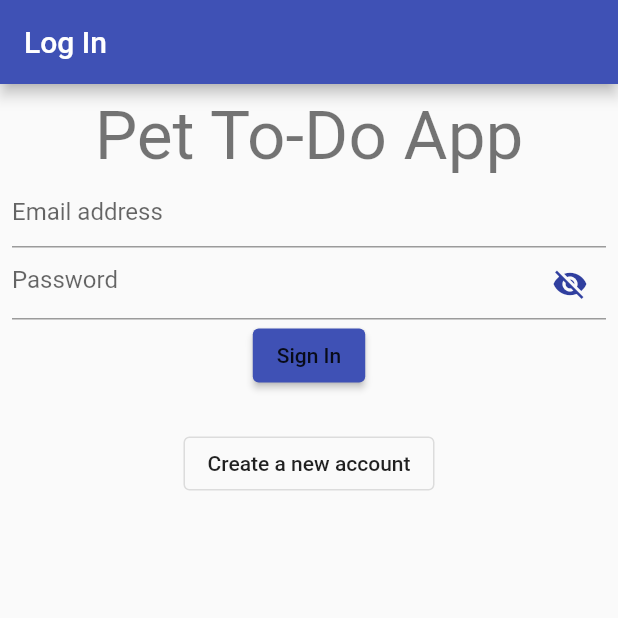
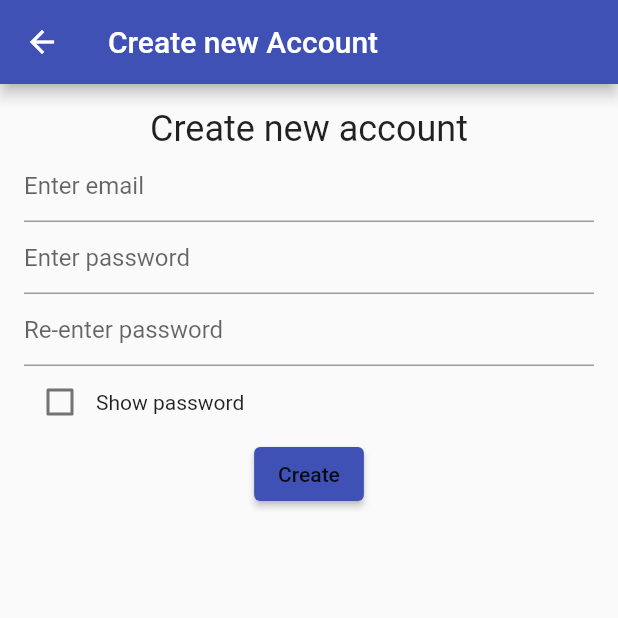
Before and after one commit to uco-capstone/capstone, a Flutter app: the screen it shows after launch, after a tap on "Create a new account", on a phone screen of 412 x 824 dp, the top half of it. Run offline on Flutter 3.47's test engine with Material 2 defaults, Android fonts, the phone set to English and light mode, and no system bars; our stand-ins replace firebase_auth, firebase_core; accounts and stored records are empty.

Commit message:
Created create_account_screen.dart and create_account_screen_model.dart.  Made changes to main.dart and login_screen.dart

```diff
--- a/lib/main.dart
+++ b/lib/main.dart
@@ -1,6 +1,7 @@
 import 'package:capstone/view/start_dispatcher.dart';
 import 'package:firebase_core/firebase_core.dart';
 import 'package:flutter/material.dart';
+import 'package:capstone/view/create_account_screen.dart';
 import 'firebase_options.dart';
 
 void main() async {
@@ -21,6 +22,7 @@ class CapstoneApp extends StatelessWidget {
       initialRoute: StartDispatcher.routeName,
       routes: {
         StartDispatcher.routeName: (context) => const StartDispatcher(),
+        CreateAccountScreen.routeName: (context) => const CreateAccountScreen(),
       },
       theme: ThemeData(
         primarySwatch: Colors.indigo,
--- /dev/null
+++ b/lib/model/create_account_screen_model.dart
@@ -0,0 +1,34 @@
+class CreateAccountScreenModel {
+  String? email;
+  String? password;
+  String? passwordConf;
+  bool showPasswords = false;
+
+  String? validateEmail(String? value) {
+    if (value == null || !(value.contains('@') && value.contains("."))) {
+      return "Invalid email";
+    } else {
+      return null;
+    }
+  }
+
+  String? validatePassword(String? value) {
+    if (value == null || value.length < 6) {
+      return "Password too short (min 6 chars)";
+    } else {
+      return null;
+    }
+  }
+
+  void saveEmail(String? value) {
+    email = value;
+  }
+
+  void savePassword(String? value) {
+    password = value;
+  }
+
+  void savePasswordConf(String? value) {
+    passwordConf = value;
+  }
+}
--- /dev/null
+++ b/lib/view/create_account_screen.dart
@@ -0,0 +1,155 @@
+import 'package:firebase_auth/firebase_auth.dart';
+import 'package:flutter/material.dart';
+import 'package:capstone/model/constants.dart';
+import 'package:capstone/model/create_account_screen_model.dart';
+import 'package:capstone/view/view_util.dart';
+
+import '../controller/auth_controller.dart';
+
+class CreateAccountScreen extends StatefulWidget {
+  static const routeName = "/createAccountScreen";
+
+  const CreateAccountScreen({Key? key}) : super(key: key);
+
+  @override
+  State<StatefulWidget> createState() {
+    return _CreateAccountState();
+  }
+}
+
+class _CreateAccountState extends State<CreateAccountScreen> {
+  late _Controller con;
+  late CreateAccountScreenModel screenModel;
+  final formKey = GlobalKey<FormState>();
+
+  void render(fn) => setState(fn);
+
+  @override
+  void initState() {
+    super.initState();
+    con = _Controller(this);
+    screenModel = CreateAccountScreenModel();
+  }
+
+  @override
+  Widget build(BuildContext context) {
+    return Scaffold(
+      appBar: AppBar(
+        title: const Text("Create new Account"),
+      ),
+      body: SingleChildScrollView(
+        child: Padding(
+          padding: const EdgeInsets.all(16.0),
+          child: Form(
+            key: formKey,
+            child: Column(
+              children: [
+                Text(
+                  "Create new account",
+                  style: Theme.of(context).textTheme.headline5,
+                ),
+                TextFormField(
+                  decoration: const InputDecoration(
+                    hintText: "Enter email",
+                  ),
+                  initialValue: screenModel.email,
+                  keyboardType: TextInputType.emailAddress,
+                  autocorrect: false,
+                  validator: screenModel.validateEmail,
+                  onSaved: screenModel.saveEmail,
+                ),
+                TextFormField(
+                  decoration: const InputDecoration(
+                    hintText: "Enter password",
+                  ),
+                  initialValue: screenModel.password,
+                  obscureText: !screenModel.showPasswords,
+                  autocorrect: false,
+                  validator: screenModel.validatePassword,
+                  onSaved: screenModel.savePassword,
+                ),
+                TextFormField(
+                  decoration: const InputDecoration(
+                    hintText: "Re-enter password",
+                  ),
+                  initialValue: screenModel.passwordConf,
+                  obscureText: !screenModel.showPasswords,
+                  autocorrect: false,
+                  validator: screenModel.validatePassword,
+                  onSaved: screenModel.savePasswordConf,
+                ),
+                Row(
+                  children: [
+                    Checkbox(
+                        value: screenModel.showPasswords,
+                        onChanged: con.toggleShowPasswords),
+                    const Text("Show password"),
+                  ],
+                ),
+                ElevatedButton(
+                  onPressed: con.createAccount,
+                  child: Text(
+                    "Create",
+                    style: Theme.of(context).textTheme.button,
+                  ),
+                ),
+              ],
+            ),
+          ),
+        ),
+      ),
+    );
+  }
+}
+
+class _Controller {
+  _CreateAccountState state;
+  _Controller(this.state);
+
+  Future<void> createAccount() async {
+    FormState? currentState = state.formKey.currentState;
+    if (currentState == null || !currentState.validate()) return;
+    currentState.save();
+
+    if (state.screenModel.password != state.screenModel.passwordConf) {
+      createSnackBar(
+        context: state.context,
+        message: "Passwords do not match",
+        seconds: 5,
+      );
+      return;
+    }
+
+    try {
+      await Auth.createAccount(
+        email: state.screenModel.email!,
+        password: state.screenModel.password!,
+      );
+      if (state.mounted) {
+        Navigator.of(state.context).pop();
+      }
+    } on FirebaseAuthException catch (e) {
+      // ignore: avoid_print
+      if (Constant.devMode) print("======= failed to create: $e");
+      createSnackBar(
+        context: state.context,
+        message: "${e.code} ${e.message}",
+        seconds: 5,
+      );
+    } catch (e) {
+      // ignore: avoid_print
+      if (Constant.devMode) print("======= failed to create: $e");
+      createSnackBar(
+        context: state.context,
+        message: "Failed to create account: $e",
+        seconds: 5,
+      );
+    }
+  }
+
+  void toggleShowPasswords(bool? value) {
+    if (value != null) {
+      state.render(() => state.screenModel.showPasswords = value);
+    }
+  }
+}
--- a/lib/view/login_screen.dart
+++ b/lib/view/login_screen.dart
@@ -2,6 +2,7 @@ import 'package:capstone/view/view_util.dart';
 import 'package:firebase_auth/firebase_auth.dart';
 import 'package:flutter/material.dart';
 import 'package:capstone/model/login_screen_model.dart';
+import 'package:capstone/view/create_account_screen.dart';
 
 import '../controller/auth_controller.dart';
 import '../model/constants.dart';
@@ -145,6 +146,6 @@ class _Controller {
     }
   }
   void createAccount() {
-    // Navigator.pushNamed(state.context, CreateAccountScreen.routeName);
+    Navigator.pushNamed(state.context, CreateAccountScreen.routeName);
   }
 }
```
